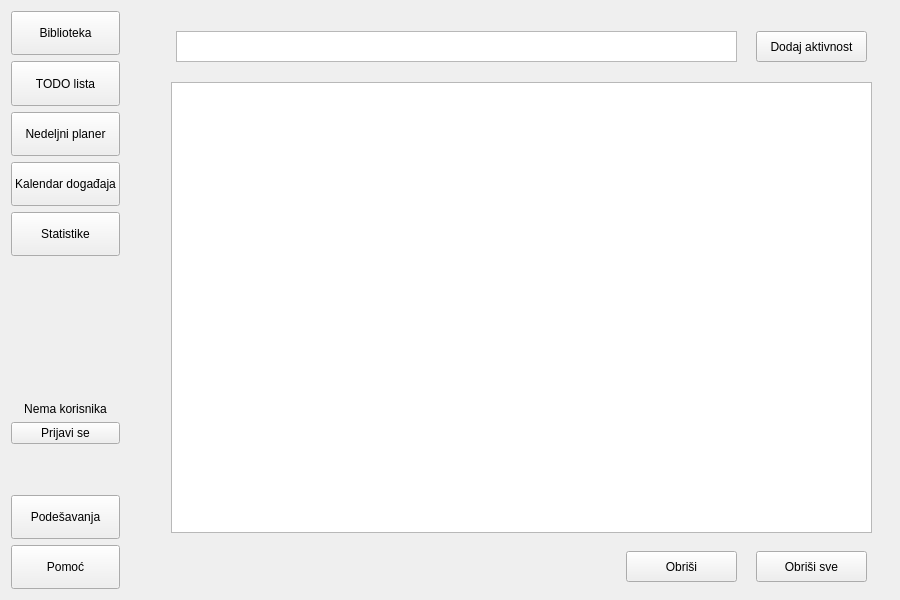
Old version of the form app/forms/mainwindow.ui in the repository bogdans55/StudySphere.
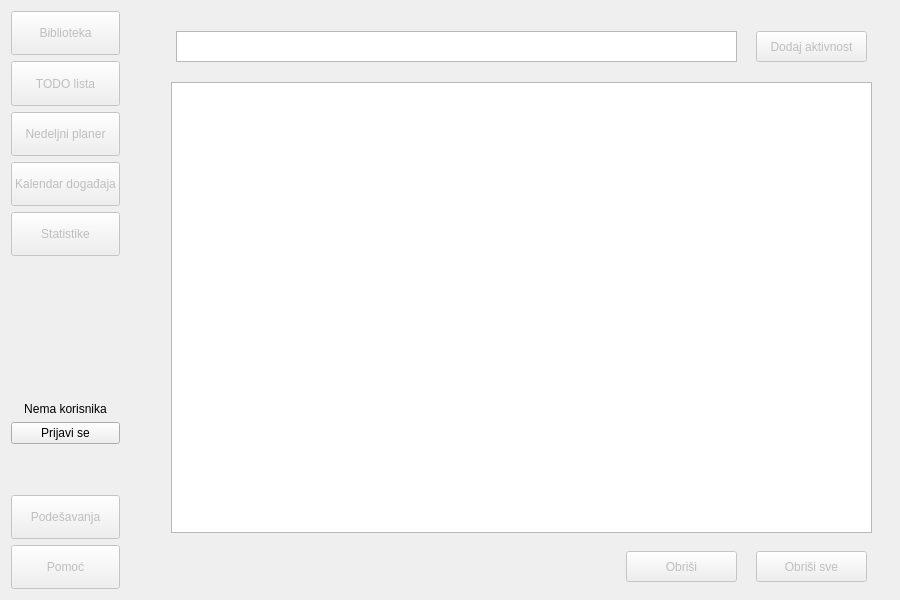
New version of the form. The open tabs and pages were chosen to show the change. Icons and pictures are not drawn.

Patch:
```diff
--- a/app/forms/mainwindow.ui
+++ b/app/forms/mainwindow.ui
@@ -25,6 +25,9 @@
     <layout class="QVBoxLayout" name="verticalLayout_buttons">
      <item>
       <widget class="QPushButton" name="pushButton_library">
+       <property name="enabled">
+        <bool>false</bool>
+       </property>
        <property name="sizePolicy">
         <sizepolicy hsizetype="Minimum" vsizetype="MinimumExpanding">
          <horstretch>0</horstretch>
@@ -38,6 +41,9 @@
      </item>
      <item>
       <widget class="QPushButton" name="pushButton_todo">
+       <property name="enabled">
+        <bool>false</bool>
+       </property>
        <property name="sizePolicy">
         <sizepolicy hsizetype="Minimum" vsizetype="MinimumExpanding">
          <horstretch>0</horstretch>
@@ -51,6 +57,9 @@
      </item>
      <item>
       <widget class="QPushButton" name="pushButton_planer">
+       <property name="enabled">
+        <bool>false</bool>
+       </property>
        <property name="sizePolicy">
         <sizepolicy hsizetype="Minimum" vsizetype="MinimumExpanding">
          <horstretch>0</horstretch>
@@ -64,6 +73,9 @@
      </item>
      <item>
       <widget class="QPushButton" name="pushButton_calendar">
+       <property name="enabled">
+        <bool>false</bool>
+       </property>
        <property name="sizePolicy">
         <sizepolicy hsizetype="Minimum" vsizetype="MinimumExpanding">
          <horstretch>0</horstretch>
@@ -77,6 +89,9 @@
      </item>
      <item>
       <widget class="QPushButton" name="pushButton_stats">
+       <property name="enabled">
+        <bool>false</bool>
+       </property>
        <property name="sizePolicy">
         <sizepolicy hsizetype="Minimum" vsizetype="MinimumExpanding">
          <horstretch>0</horstretch>
@@ -136,6 +151,9 @@
      </item>
      <item>
       <widget class="QPushButton" name="pushButton_settings">
+       <property name="enabled">
+        <bool>false</bool>
+       </property>
        <property name="sizePolicy">
         <sizepolicy hsizetype="Minimum" vsizetype="MinimumExpanding">
          <horstretch>0</horstretch>
@@ -149,6 +167,9 @@
      </item>
      <item>
       <widget class="QPushButton" name="pushButton_help">
+       <property name="enabled">
+        <bool>false</bool>
+       </property>
        <property name="sizePolicy">
         <sizepolicy hsizetype="Minimum" vsizetype="MinimumExpanding">
          <horstretch>0</horstretch>
@@ -214,6 +235,9 @@
      </widget>
      <widget class="QWidget" name="page_todo">
       <widget class="QPushButton" name="pushButton_addTodo">
+       <property name="enabled">
+        <bool>false</bool>
+       </property>
        <property name="geometry">
         <rect>
          <x>590</x>
@@ -247,6 +271,9 @@
        </property>
       </widget>
       <widget class="QPushButton" name="pushButton_deleteTodo">
+       <property name="enabled">
+        <bool>false</bool>
+       </property>
        <property name="geometry">
         <rect>
          <x>460</x>
@@ -260,6 +287,9 @@
        </property>
       </widget>
       <widget class="QPushButton" name="pushButton_deleteAllTodos">
+       <property name="enabled">
+        <bool>false</bool>
+       </property>
        <property name="geometry">
         <rect>
          <x>590</x>
```
Left out of the diff: 12 changed lines with no effect on the pictures.
